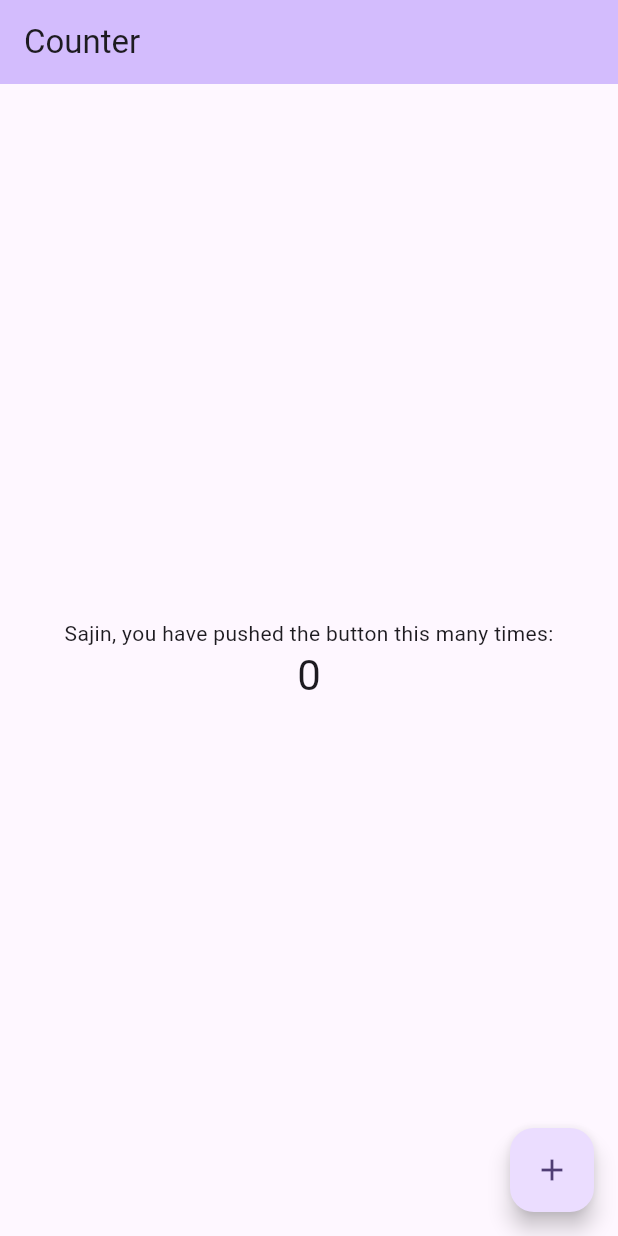
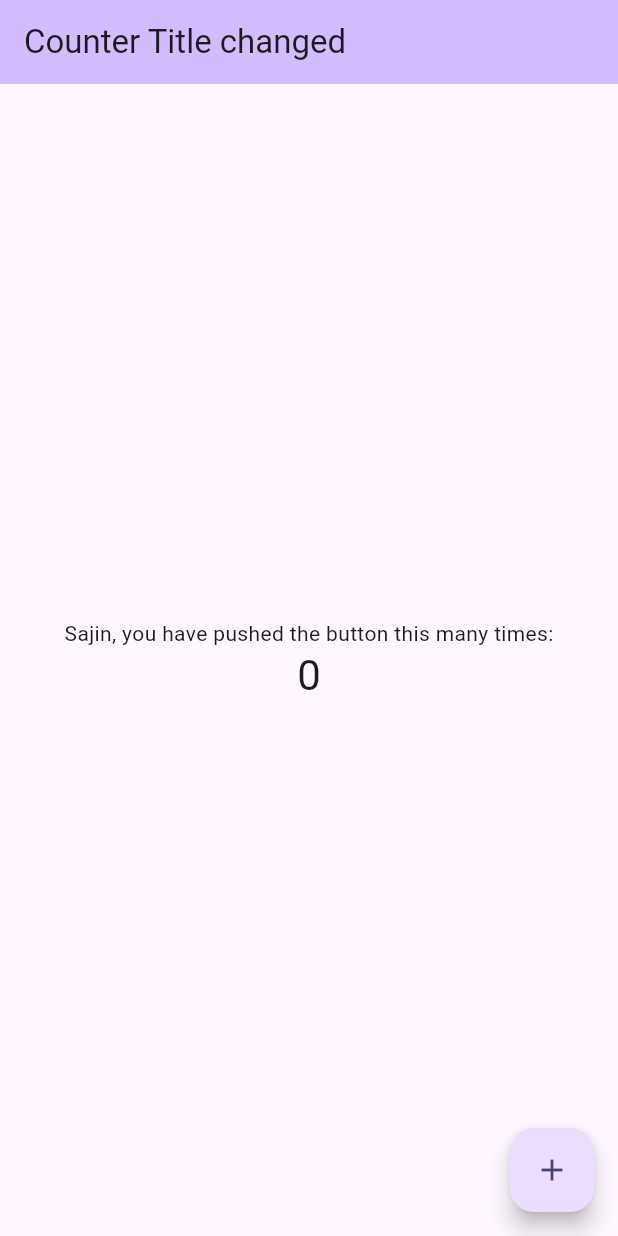
Before and after one commit to sajin-shrestha/flutter_college_project, a Flutter app: the screen it shows after launch, on a phone screen of 412 x 824 dp. Run offline on Flutter 3.47's test engine with Material 3 defaults, Android fonts, the phone set to English and light mode, and no system bars.

Commit message:
first commit

```diff
--- a/lib/main.dart
+++ b/lib/main.dart
@@ -31,7 +31,7 @@ class MyApp extends StatelessWidget {
         colorScheme: ColorScheme.fromSeed(seedColor: Colors.deepPurple),
         useMaterial3: true,
       ),
-      home: const MyHomePage(title: 'Counter'),
+      home: const MyHomePage(title: 'Counter Title changed'),
     );
   }
 }
```
